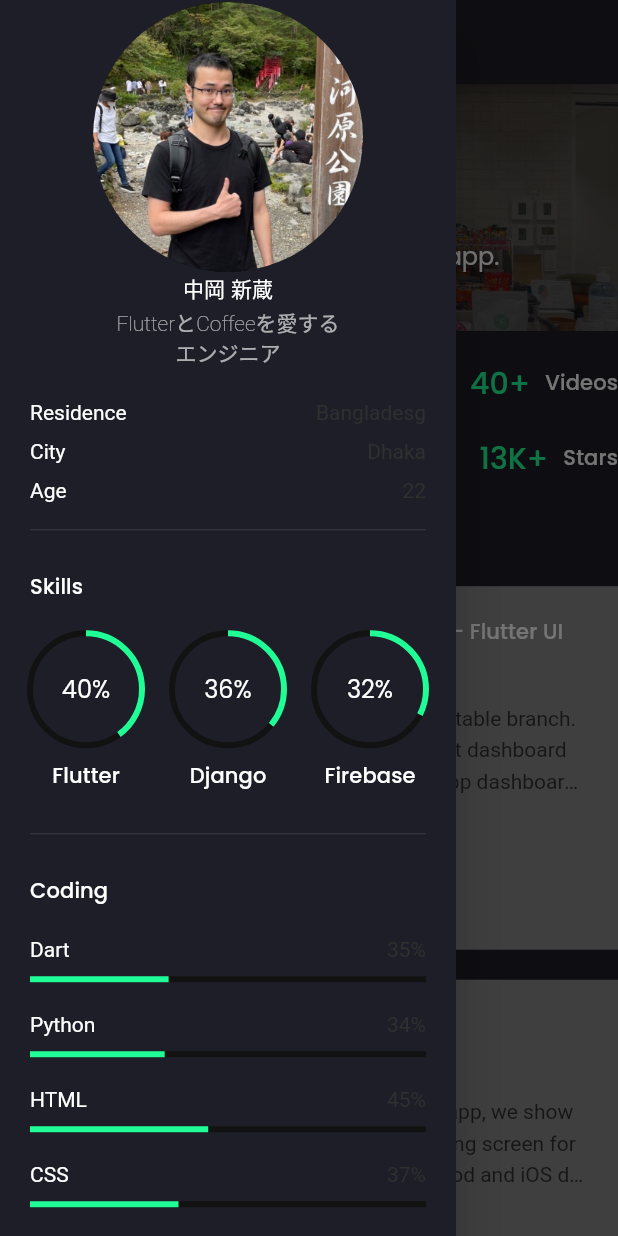
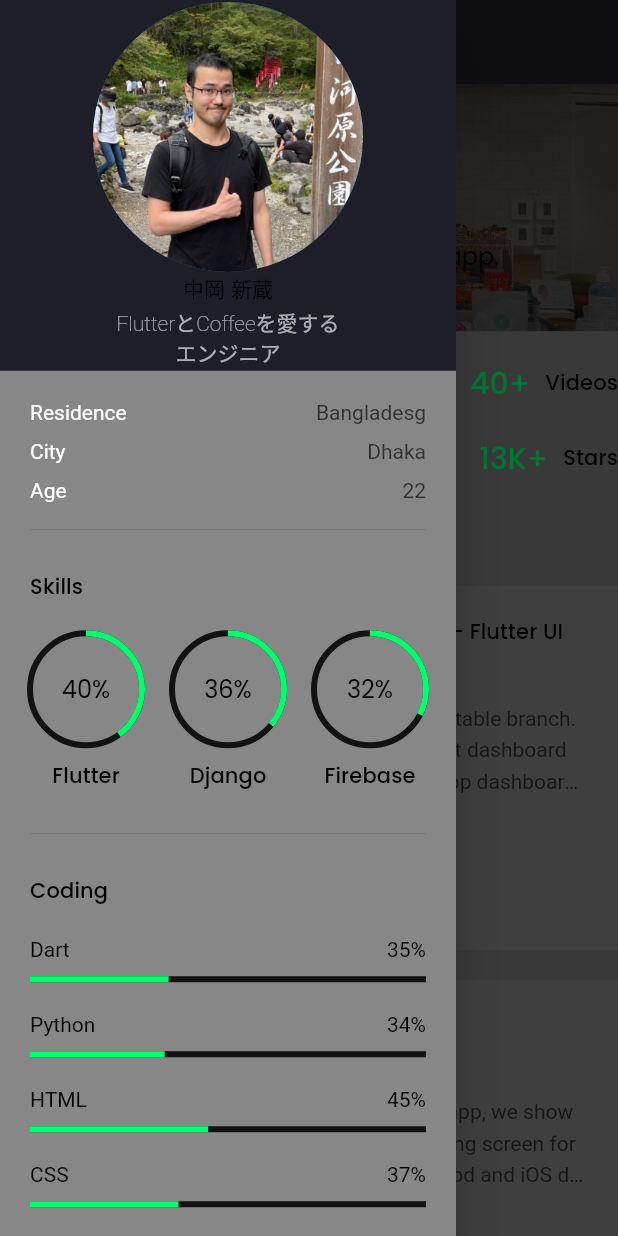
Before and after one commit to shinnkura/flutter_portfolio, a Flutter app: the screen it shows after launch, with the side drawer open, on a phone screen of 412 x 824 dp. Run offline on Flutter 3.47's test engine with Material 2 defaults, Android fonts, the phone set to English and light mode, and no system bars; drawn by our look-alikes of animated_text_kit; our stand-ins replace flutter_svg, google_fonts.

Commit message:
coding.dartファイルを編集

```diff
--- a/lib/components/animated_progress_indicator.dart
+++ b/lib/components/animated_progress_indicator.dart
@@ -63,6 +63,8 @@ class AnimatedLinearProgressIndicator extends StatelessWidget {
 
   @override
   Widget build(BuildContext context) {
+    Color textColor = Theme.of(context).brightness == Brightness.dark ? Colors.white : Colors.black;
+
     return Padding(
       padding: const EdgeInsets.only(bottom: defaultPadding),
       child: TweenAnimationBuilder(
@@ -75,9 +77,10 @@ class AnimatedLinearProgressIndicator extends StatelessWidget {
               children: [
                 Text(
                   label,
-                  style: TextStyle(color: Colors.white),
+                  style: TextStyle(color: textColor),
                 ),
-                Text((value * 100).toInt().toString() + "%"),
+                Text((value * 100).toInt().toString() + "%",
+                    style: TextStyle(color: textColor)),
               ],
             ),
             SizedBox(height: defaultPadding / 2),
--- a/lib/constants.dart
+++ b/lib/constants.dart
@@ -1,9 +1,8 @@
 import 'package:flutter/material.dart';
 
-const primaryColor = Color.fromARGB(255, 33, 253, 150);
+const primaryColor = Color.fromARGB(255, 0, 254, 110);
 const secondaryColor = Color.fromARGB(255, 138, 138, 139);
 const darkColor = Color.fromARGB(255, 18, 18, 19);
-// const bodyTextColor = Color(0xFF8B8B8D);
 const bodyTextColor = Color.fromARGB(255, 48, 48, 48);
 const bgColor = Color(0xFF1E1E28);
 
--- a/lib/main.dart
+++ b/lib/main.dart
@@ -14,7 +14,8 @@ class MyApp extends StatelessWidget {
     return MaterialApp(
       debugShowCheckedModeBanner: false,
       title: 'Flutter Demo',
-      theme: ThemeData.dark().copyWith(
+      themeMode: ThemeMode.system,
+      darkTheme: ThemeData.dark().copyWith(
         primaryColor: primaryColor,
         scaffoldBackgroundColor: bgColor,
         canvasColor: bgColor,
@@ -25,6 +26,18 @@ class MyApp extends StatelessWidget {
               bodyMedium: TextStyle(color: bodyTextColor),
             ),
       ),
+      theme: ThemeData.light().copyWith(
+        // Add this block for light theme
+        primaryColor: primaryColor,
+        scaffoldBackgroundColor: Color.fromARGB(255, 125, 125, 125),
+        canvasColor: Color.fromARGB(255, 136, 135, 135),
+        textTheme: GoogleFonts.poppinsTextTheme(Theme.of(context).textTheme)
+            .apply(bodyColor: Colors.black)
+            .copyWith(
+              bodyLarge: TextStyle(color: bodyTextColor),
+              bodyMedium: TextStyle(color: bodyTextColor),
+            ),
+      ),
       home: HomeScreen(),
     );
   }
```
